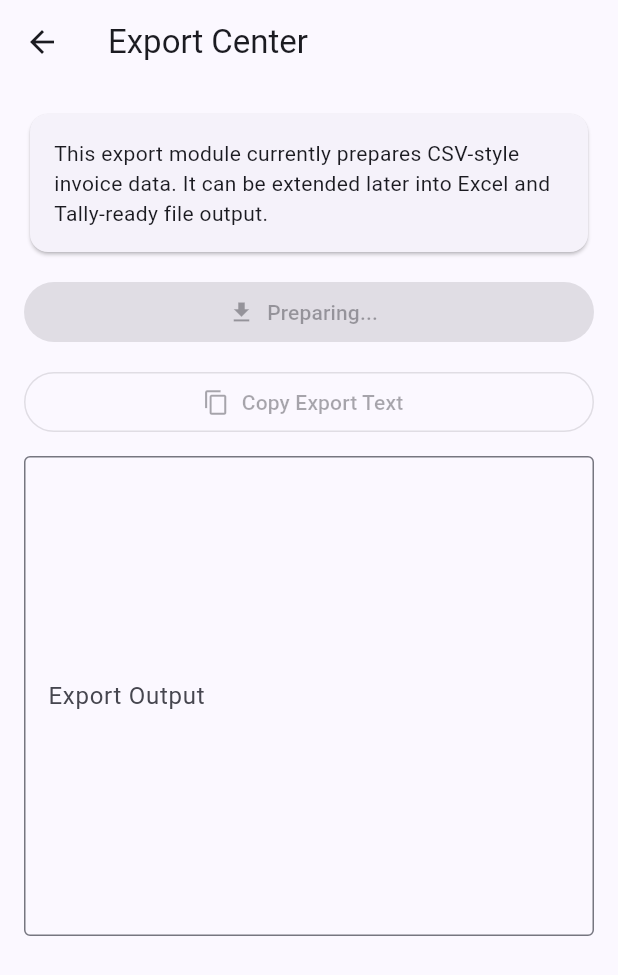
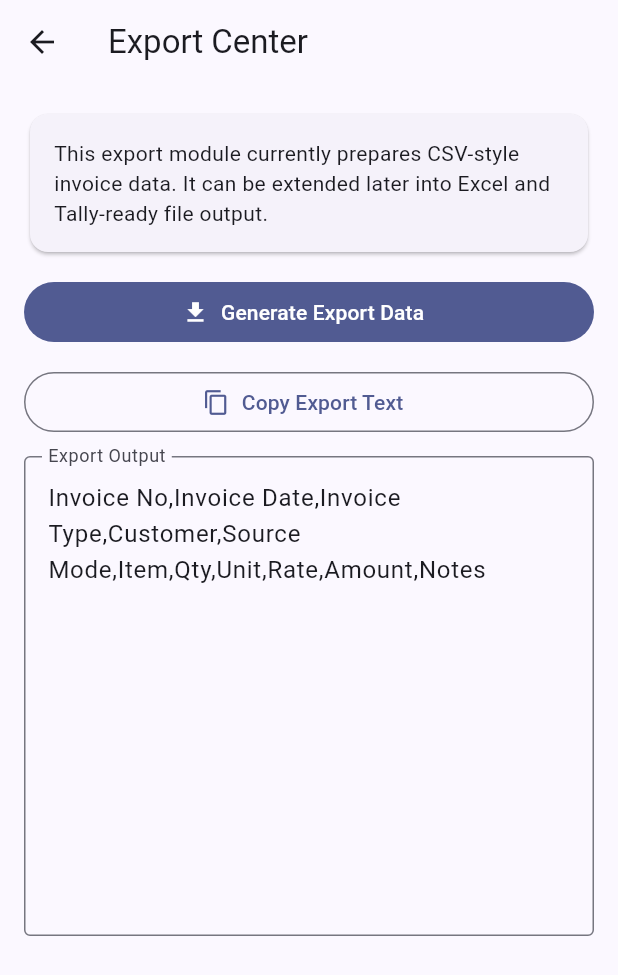
Before and after one commit to sreekanthdarur/wholesale_billing_app, a Flutter app: the ExportScreen screen opened directly, after a tap on "Generate Export Data", on a phone screen of 412 x 824 dp. Shown: the top 975 px of the screen. Run offline on Flutter 3.47's test engine with Material 3 defaults, Android fonts, the phone set to English and light mode, and no system bars; our stand-ins replace image_picker, permission_handler, speech_to_text, sqflite; missing offline and left inert: google_mlkit_text_recognition; accounts and stored records are empty.

Commit message:
Latest Code

```diff
--- a/lib/data/services/export_service.dart
+++ b/lib/data/services/export_service.dart
@@ -1,107 +1,54 @@
-import 'package:flutter/material.dart';
-import 'package:flutter/services.dart';
-
-import '../../data/repositories/invoice_repository.dart';
 import '../../domain/models/invoice_detail.dart';
 
-class ExportScreen extends StatefulWidget {
-  const ExportScreen({super.key});
+class ExportService {
+  String buildCsv(List<InvoiceDetailModel> invoices) {
+    final buffer = StringBuffer();
+    buffer.writeln(
+      'Invoice No,Invoice Date,Invoice Type,Customer,Source Mode,Item,Qty,Unit,Rate,Amount,Notes',
+    );
 
-  @override
-  State<ExportScreen> createState() => _ExportScreenState();
-}
+    for (final invoice in invoices) {
+      final header = invoice.header;
 
-class _ExportScreenState extends State<ExportScreen> {
-  bool loading = false;
-  final TextEditingController exportController = TextEditingController();
+      if (invoice.lines.isEmpty) {
+        buffer.writeln([
+          _csv(header.invoiceNo),
+          _csv(header.invoiceDate.toIso8601String().split('T').first),
+          _csv(header.invoiceType),
+          _csv(header.customerName),
+          _csv(header.sourceMode),
+          '',
+          '',
+          '',
+          '',
+          '',
+          _csv(header.notes),
+        ].join(','));
+        continue;
+      }
 
-  get exportService => null;
-
-  Future<void> _buildExport() async {
-    setState(() {
-      loading = true;
-      exportController.clear();
-    });
-
-    final headers = await invoiceRepository.getAllHeaders();
-    final details = <InvoiceDetailModel>[];
-
-    for (final header in headers) {
-      final detail = await invoiceRepository.getInvoiceDetail(header.id!);
-      if (detail != null) {
-        details.add(detail);
+      for (final line in invoice.lines) {
+        buffer.writeln([
+          _csv(header.invoiceNo),
+          _csv(header.invoiceDate.toIso8601String().split('T').first),
+          _csv(header.invoiceType),
+          _csv(header.customerName),
+          _csv(header.sourceMode),
+          _csv(line.itemName),
+          line.qty.toString(),
+          _csv(line.unit),
+          line.rate.toStringAsFixed(2),
+          line.amount.toStringAsFixed(2),
+          _csv(header.notes),
+        ].join(','));
       }
     }
 
-    final csv = exportService.buildCsv(details);
-
-    if (!mounted) return;
-    setState(() {
-      exportController.text = csv;
-      loading = false;
-    });
+    return buffer.toString();
   }
 
-  Future<void> _copyToClipboard() async {
-    final text = exportController.text.trim();
-    if (text.isEmpty) return;
-
-    await Clipboard.setData(ClipboardData(text: text));
-
-    if (!mounted) return;
-    ScaffoldMessenger.of(context).showSnackBar(
-      const SnackBar(content: Text('Export text copied to clipboard.')),
-    );
-  }
-
-  @override
-  void dispose() {
-    exportController.dispose();
-    super.dispose();
-  }
-
-  @override
-  Widget build(BuildContext context) {
-    return Scaffold(
-      appBar: AppBar(
-        title: const Text('Export Center'),
-      ),
-      body: ListView(
-        padding: const EdgeInsets.all(16),
-        children: [
-          const Card(
-            child: Padding(
-              padding: EdgeInsets.all(16),
-              child: Text(
-                'This export module currently prepares CSV-style invoice data. It can be extended later into Excel and Tally-ready file output.',
-              ),
-            ),
-          ),
-          const SizedBox(height: 12),
-          FilledButton.icon(
-            onPressed: loading ? null : _buildExport,
-            icon: const Icon(Icons.file_download),
-            label: Text(loading ? 'Preparing...' : 'Generate Export Data'),
-          ),
-          const SizedBox(height: 12),
-          OutlinedButton.icon(
-            onPressed: exportController.text.trim().isEmpty ? null : _copyToClipboard,
-            icon: const Icon(Icons.copy),
-            label: const Text('Copy Export Text'),
-          ),
-          const SizedBox(height: 12),
-          TextField(
-            controller: exportController,
-            minLines: 12,
-            maxLines: 20,
-            readOnly: true,
-            decoration: const InputDecoration(
-              labelText: 'Export Output',
-              border: OutlineInputBorder(),
-            ),
-          ),
-        ],
-      ),
-    );
+  String _csv(String value) {
+    final escaped = value.replaceAll('"', '""');
+    return '"$escaped"';
   }
 }
--- a/lib/domain/models/draft_invoice.dart
+++ b/lib/domain/models/draft_invoice.dart
@@ -1,15 +1,15 @@
 import 'invoice_line.dart';
 
 class DraftInvoiceModel {
-  String invoiceType;
-  String customerName;
-  String sourceMode;
-  String notes;
-  String rawInputText;
-  DateTime invoiceDate;
-  List<InvoiceLineModel> lines;
+  final String invoiceType;
+  final String customerName;
+  final String sourceMode;
+  final String notes;
+  final String rawInputText;
+  final DateTime invoiceDate;
+  final List<InvoiceLineModel> lines;
 
-  DraftInvoiceModel({
+  const DraftInvoiceModel({
     required this.invoiceType,
     required this.customerName,
     required this.sourceMode,
@@ -19,5 +19,25 @@ class DraftInvoiceModel {
     required this.lines,
   });
 
-  double get total => lines.fold(0, (sum, line) => sum + line.amount);
+  double get total => lines.fold(0.0, (sum, line) => sum + line.amount);
+
+  DraftInvoiceModel copyWith({
+    String? invoiceType,
+    String? customerName,
+    String? sourceMode,
+    String? notes,
+    String? rawInputText,
+    DateTime? invoiceDate,
+    List<InvoiceLineModel>? lines,
+  }) {
+    return DraftInvoiceModel(
+      invoiceType: invoiceType ?? this.invoiceType,
+      customerName: customerName ?? this.customerName,
+      sourceMode: sourceMode ?? this.sourceMode,
+      notes: notes ?? this.notes,
+      rawInputText: rawInputText ?? this.rawInputText,
+      invoiceDate: invoiceDate ?? this.invoiceDate,
+      lines: lines ?? this.lines,
+    );
+  }
 }
--- a/lib/presentation/auto_amount/auto_amount_invoice_screen.dart
+++ b/lib/presentation/auto_amount/auto_amount_invoice_screen.dart
@@ -69,7 +69,7 @@ class _AutoAmountInvoiceScreenState extends State<AutoAmountInvoiceScreen> {
                 child: Column(
                   children: [
                     DropdownButtonFormField<String>(
-                      value: invoiceType,
+                      initialValue: invoiceType,
                       decoration: const InputDecoration(
                           labelText: 'Invoice Type',
                           border: OutlineInputBorder()),
--- a/lib/presentation/export/export_screen.dart
+++ b/lib/presentation/export/export_screen.dart
@@ -16,6 +16,7 @@ class _ExportScreenState extends State<ExportScreen> {
   bool loading = false;
   final TextEditingController exportController = TextEditingController();
   final ExportService exportService = ExportService();
+  final InvoiceRepository invoiceRepository = InvoiceRepository();
 
   Future<void> _buildExport() async {
     setState(() {
@@ -28,7 +29,12 @@ class _ExportScreenState extends State<ExportScreen> {
       final details = <InvoiceDetailModel>[];
 
       for (final header in headers) {
-        final detail = await invoiceRepository.getInvoiceDetail(header.id);
+        final invoiceId = header.id;
+        if (invoiceId == null) {
+          continue;
+        }
+
+        final detail = await invoiceRepository.getInvoiceDetail(invoiceId);
         if (detail != null) {
           details.add(detail);
         }
@@ -37,14 +43,12 @@ class _ExportScreenState extends State<ExportScreen> {
       final csv = exportService.buildCsv(details);
 
       if (!mounted) return;
-
       setState(() {
         exportController.text = csv;
         loading = false;
       });
     } catch (e) {
       if (!mounted) return;
-
       setState(() {
         loading = false;
       });
@@ -62,7 +66,6 @@ class _ExportScreenState extends State<ExportScreen> {
     await Clipboard.setData(ClipboardData(text: text));
 
     if (!mounted) return;
-
     ScaffoldMessenger.of(context).showSnackBar(
       const SnackBar(content: Text('Export text copied to clipboard.')),
     );
@@ -115,9 +118,7 @@ class _ExportScreenState extends State<ExportScreen> {
               labelText: 'Export Output',
               border: OutlineInputBorder(),
             ),
-            onChanged: (_) {
-              setState(() {});
-            },
+            onChanged: (_) => setState(() {}),
           ),
         ],
       ),
--- a/lib/presentation/invoice/invoice_preview_screen.dart
+++ b/lib/presentation/invoice/invoice_preview_screen.dart
@@ -16,7 +16,7 @@ class InvoicePreviewScreen extends StatefulWidget {
 
 class _InvoicePreviewScreenState extends State<InvoicePreviewScreen> {
   bool saving = false;
-
+  final InvoiceRepository invoiceRepository = InvoiceRepository();
   Future<void> _save() async {
     setState(() => saving = true);
     await invoiceRepository.createInvoiceFromDraft(widget.initialDraft);
--- a/lib/presentation/invoice/saved_invoice_preview_screen.dart
+++ b/lib/presentation/invoice/saved_invoice_preview_screen.dart
@@ -40,7 +40,7 @@ class _SavedInvoicePreviewScreenState extends State<SavedInvoicePreviewScreen> {
 
     invoiceNo = detail.header.invoiceNo;
     draft = DraftInvoiceModel(
-      invoiceType: detail.header.invoiceType ?? 'Cash',
+      invoiceType: detail.header.invoiceType,
       customerName: detail.header.customerName,
       sourceMode: detail.header.sourceMode,
       notes: detail.header.notes,
--- a/lib/presentation/saved_invoices/saved_invoices_screen.dart
+++ b/lib/presentation/saved_invoices/saved_invoices_screen.dart
@@ -58,7 +58,7 @@ class _SavedInvoicesScreenState extends State<SavedInvoicesScreen> {
                             title: Text(
                                 '${invoice.invoiceNo} • ${invoice.customerName}'),
                             subtitle: Text(
-                              '${invoice.invoiceType ?? 'Cash'} • ₹${invoice.total.toStringAsFixed(2)} • ${AppDateUtils.displayDate(invoice.invoiceDate)}',
+                              '${invoice.invoiceType} • ₹${invoice.total.toStringAsFixed(2)} • ${AppDateUtils.displayDate(invoice.invoiceDate)}',
                             ),
                             trailing: const Icon(Icons.visibility),
                             onTap: () async {
```
Also changed, not shown: lib/data/repositories/invoice_repository.dart (+7 -8 lines), lib/presentation/invoice/draft_invoice_editor_screen.dart (+167 -145 lines), lib/presentation/invoice/invoice_editor_screen.dart (+60 -59 lines).
